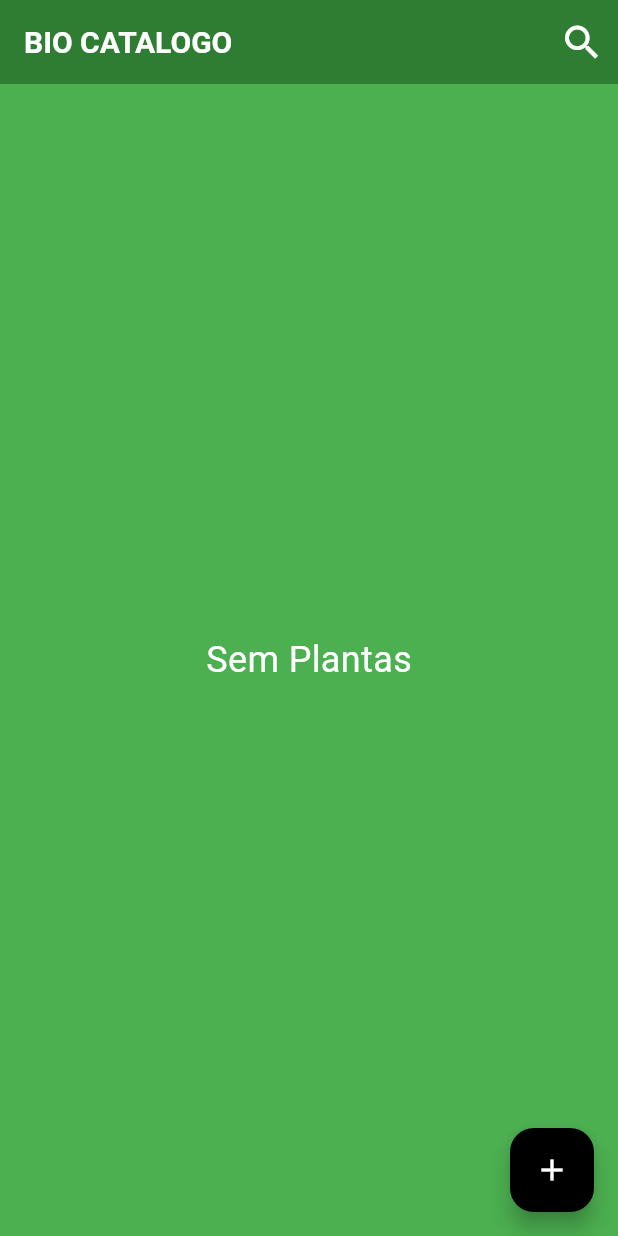
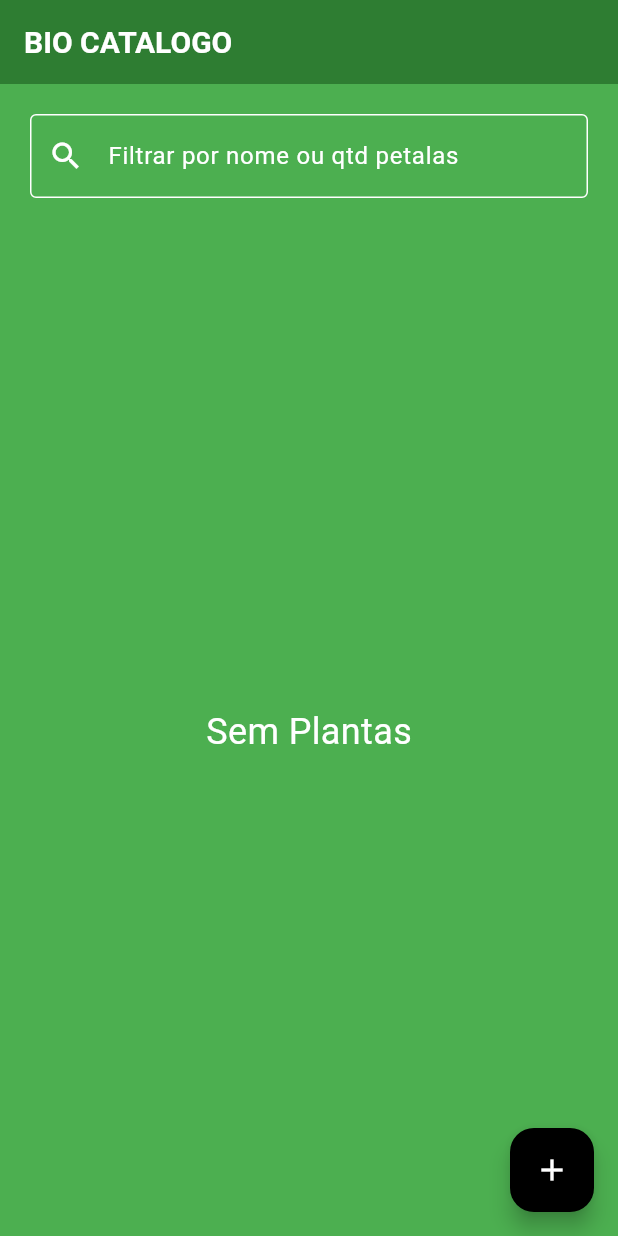
Before and after one commit to MarcosPrintes001/Bio_catalogo, a Flutter app: the screen it shows after launch, on a phone screen of 412 x 824 dp. Run offline on Flutter 3.47's test engine with Material 3 defaults, Android fonts, the phone set to English and light mode, and no system bars; our stand-ins replace fluttertoast, image_picker, sqflite; accounts and stored records are empty.

Commit message:
added search bar

```diff
--- a/lib/pages/home.dart
+++ b/lib/pages/home.dart
@@ -1,5 +1,3 @@
-// ignore_for_file: unnecessary_this
-
 import 'package:bio_catalogo/db/plants_database.dart';
 import 'package:bio_catalogo/model/plant.dart';
 import 'package:bio_catalogo/pages/edit_plant.dart';
@@ -8,7 +6,7 @@ import 'package:bio_catalogo/widget/plant_card_widget.dart';
 import 'package:flutter/material.dart';
 
 class HomePage extends StatefulWidget {
-  const HomePage({super.key});
+  const HomePage({Key? key}) : super(key: key);
 
   @override
   State<HomePage> createState() => _HomePageState();
@@ -16,7 +14,9 @@ class HomePage extends StatefulWidget {
 
 class _HomePageState extends State<HomePage> {
   late List<Plant> plants;
+  late List<Plant> filteredPlants; // Lista de plantas filtradas
   bool isLoading = false;
+  TextEditingController searchController = TextEditingController();
 
   @override
   void initState() {
@@ -35,7 +35,8 @@ class _HomePageState extends State<HomePage> {
   Future refreshList() async {
     setState(() => isLoading = true);
 
-    this.plants = await PlantsDatabase.instance.readAllPlants();
+    plants = await PlantsDatabase.instance.readAllPlants();
+    filteredPlants = List.from(plants);
 
     setState(() => isLoading = false);
   }
@@ -52,30 +53,53 @@ class _HomePageState extends State<HomePage> {
               fontWeight: FontWeight.bold,
             ),
           ),
-          actions: const [
-            IconButton(
-              onPressed: null, //Implementar busca de palavras
-              icon: Icon(
-                Icons.search,
-                color: Colors.white,
-                size: 30,
-              ),
-            )
-          ],
         ),
         backgroundColor: Colors.green,
         body: Center(
+          child: Column(
+            children: [
+              Padding(
+                padding: const EdgeInsets.all(20),
+                child: TextField(
+                  controller: searchController,
+                  onChanged: onSearchTextChanged,
+                  decoration: const InputDecoration(
+                    labelText: 'Filtrar por nome ou qtd petalas',
+                    labelStyle: TextStyle(color: Colors.white),
+                    border: OutlineInputBorder(
+                      borderSide: BorderSide(color: Colors.white),
+                    ),
+                    enabledBorder: OutlineInputBorder(
+                      borderSide: BorderSide(
+                        color: Colors.white,
+                      ),
+                    ),
+                    focusedBorder: OutlineInputBorder(
+                      borderSide: BorderSide(color: Colors.white),
+                    ),
+                    prefixIcon: Icon(Icons.search, color: Colors.white),
+                  ),
+                  style: const TextStyle(color: Colors.white),
+                  cursorColor: Colors.white,
+                ),
+              ),
+              Expanded(
                 child: isLoading
                     ? const CircularProgressIndicator()
-              : plants.isEmpty
-                  ? const Text(
+                    : filteredPlants.isEmpty
+                        ? const Center(
+                            child: Text(
                               'Sem Plantas',
                               style: TextStyle(
                                 color: Colors.white,
                                 fontSize: 24,
                               ),
+                            ),
                           )
                         : buildPlants(),
+              ),
+            ],
+          ),
         ),
         floatingActionButton: FloatingActionButton(
           backgroundColor: Colors.black,
@@ -97,9 +121,9 @@ class _HomePageState extends State<HomePage> {
 
   Widget buildPlants() => ListView.builder(
         padding: const EdgeInsets.all(8),
-        itemCount: plants.length,
+        itemCount: filteredPlants.length, // Use a lista de plantas filtradas
         itemBuilder: (context, index) {
-          final plant = plants[index];
+          final plant = filteredPlants[index];
 
           return GestureDetector(
             onTap: () async {
@@ -115,4 +139,14 @@ class _HomePageState extends State<HomePage> {
           );
         },
       );
+
+  // Método para filtrar a lista de plantas com base na consulta de pesquisa
+  void onSearchTextChanged(String text) {
+    setState(() {
+      filteredPlants = plants.where((plant) {
+        return plant.name.toLowerCase().contains(text.toLowerCase()) ||
+            plant.petalCount.toString().contains(text.toLowerCase());
+      }).toList();
+    });
   }
+}
```
Lines whose indentation alone changed are shown as unchanged.
